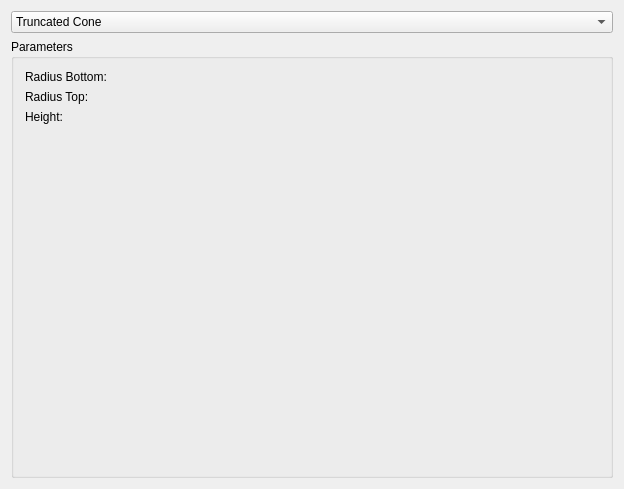
Concrete-Chrono-Development/chrono-preprocessor, file freecad/chronoWorkbench/gui/ui/ui_SPHDEM_geometry.ui: the form before one commit.
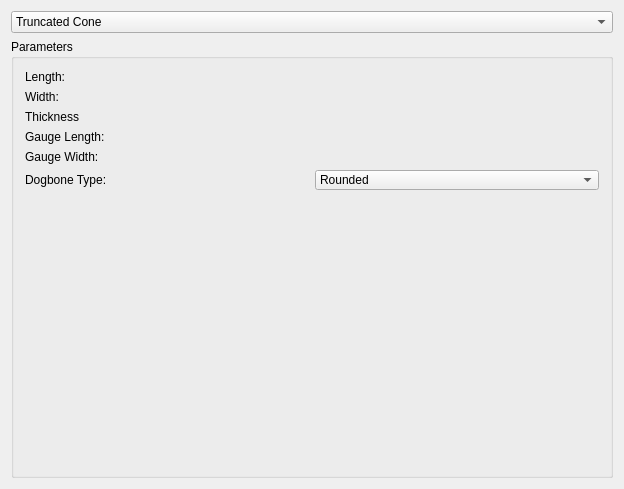
The form after the commit. The open tabs and pages were chosen to show the change. Icons and pictures are not drawn. Custom widgets are drawn as their Qt base class.

Commit message: Add output of surface mesh and dogbones to DFC generation

Diff of the .ui file:
```diff
--- a/freecad/chronoWorkbench/gui/ui/ui_SPHDEM_geometry.ui
+++ b/freecad/chronoWorkbench/gui/ui/ui_SPHDEM_geometry.ui
@@ -551,6 +551,182 @@
           </item>
          </layout>
         </widget>
+        <widget class="QWidget" name="page">
+         <layout class="QGridLayout" name="gridLayout_7">
+          <item row="0" column="0">
+           <layout class="QGridLayout" name="_8">
+            <property name="leftMargin">
+             <number>0</number>
+            </property>
+            <property name="topMargin">
+             <number>0</number>
+            </property>
+            <property name="rightMargin">
+             <number>0</number>
+            </property>
+            <property name="bottomMargin">
+             <number>0</number>
+            </property>
+            <property name="spacing">
+             <number>6</number>
+            </property>
+            <item row="1" column="2">
+             <widget class="Gui::QuantitySpinBox" name="dogboneWidth" native="true">
+              <property name="keyboardTracking" stdset="0">
+               <bool>false</bool>
+              </property>
+              <property name="unit" stdset="0">
+               <string notr="true">mm</string>
+              </property>
+              <property name="value" stdset="0">
+               <double>10.000000000000000</double>
+              </property>
+             </widget>
+            </item>
+            <item row="0" column="0">
+             <widget class="QLabel" name="textLabel2_9">
+              <property name="text">
+               <string>Length:</string>
+              </property>
+             </widget>
+            </item>
+            <item row="1" column="0">
+             <widget class="QLabel" name="textLabel3_11">
+              <property name="text">
+               <string>Width:</string>
+              </property>
+             </widget>
+            </item>
+            <item row="0" column="2">
+             <widget class="Gui::QuantitySpinBox" name="dogboneLength" native="true">
+              <property name="keyboardTracking" stdset="0">
+               <bool>false</bool>
+              </property>
+              <property name="unit" stdset="0">
+               <string notr="true">mm</string>
+              </property>
+              <property name="value" stdset="0">
+               <double>10.000000000000000</double>
+              </property>
+             </widget>
+            </item>
+            <item row="2" column="2">
+             <widget class="Gui::QuantitySpinBox" name="dogboneThickness" native="true">
+              <property name="keyboardTracking" stdset="0">
+               <bool>false</bool>
+              </property>
+              <property name="unit" stdset="0">
+               <string notr="true">mm</string>
+              </property>
+              <property name="value" stdset="0">
+               <double>10.000000000000000</double>
+              </property>
+             </widget>
+            </item>
+            <item row="2" column="0">
+             <widget class="QLabel" name="textLabel4_5">
+              <property name="text">
+               <string>Thickness</string>
+              </property>
+             </widget>
+            </item>
+           </layout>
+          </item>
+          <item row="1" column="0">
+           <layout class="QGridLayout" name="gridLayout_6">
+            <item row="0" column="0">
+             <widget class="QLabel" name="textLabel2_8">
+              <property name="text">
+               <string>Gauge Length:</string>
+              </property>
+             </widget>
+            </item>
+            <item row="0" column="1">
+             <widget class="Gui::QuantitySpinBox" name="gaugeLength" native="true">
+              <property name="keyboardTracking" stdset="0">
+               <bool>false</bool>
+              </property>
+              <property name="unit" stdset="0">
+               <string notr="true">mm</string>
+              </property>
+              <property name="value" stdset="0">
+               <double>10.000000000000000</double>
+              </property>
+             </widget>
+            </item>
+            <item row="1" column="0">
+             <widget class="QLabel" name="textLabel3_9">
+              <property name="text">
+               <string>Gauge Width:</string>
+              </property>
+             </widget>
+            </item>
+            <item row="1" column="1">
+             <widget class="Gui::QuantitySpinBox" name="gaugeWidth" native="true">
+              <property name="keyboardTracking" stdset="0">
+               <bool>false</bool>
+              </property>
+              <property name="unit" stdset="0">
+               <string notr="true">mm</string>
+              </property>
+              <property name="value" stdset="0">
+               <double>10.000000000000000</double>
+              </property>
+             </widget>
+            </item>
+            <item row="2" column="0">
+             <widget class="QLabel" name="textLabel3_10">
+              <property name="text">
+               <string>Dogbone Type:</string>
+              </property>
+             </widget>
+            </item>
+            <item row="2" column="1">
+             <widget class="QComboBox" name="dogboneType">
+              <property name="minimumSize">
+               <size>
+                <width>0</width>
+                <height>20</height>
+               </size>
+              </property>
+              <property name="maximumSize">
+               <size>
+                <width>16777215</width>
+                <height>20</height>
+               </size>
+              </property>
+              <item>
+               <property name="text">
+                <string>Rounded</string>
+               </property>
+              </item>
+              <item>
+               <property name="text">
+                <string>Straight</string>
+               </property>
+              </item>
+             </widget>
+            </item>
+           </layout>
+          </item>
+          <item row="2" column="0">
+           <spacer name="spacer_4">
+            <property name="orientation">
+             <enum>Qt::Vertical</enum>
+            </property>
+            <property name="sizeType">
+             <enum>QSizePolicy::Expanding</enum>
+            </property>
+            <property name="sizeHint" stdset="0">
+             <size>
+              <width>21</width>
+              <height>284</height>
+             </size>
+            </property>
+           </spacer>
+          </item>
+         </layout>
+        </widget>
         <widget class="QWidget" name="page_2">
          <layout class="QGridLayout" name="gridLayout_3">
           <item row="0" column="0">
```
Left out of the diff: 5 changed lines with no effect on the pictures. The commit also changes 3 other files.
